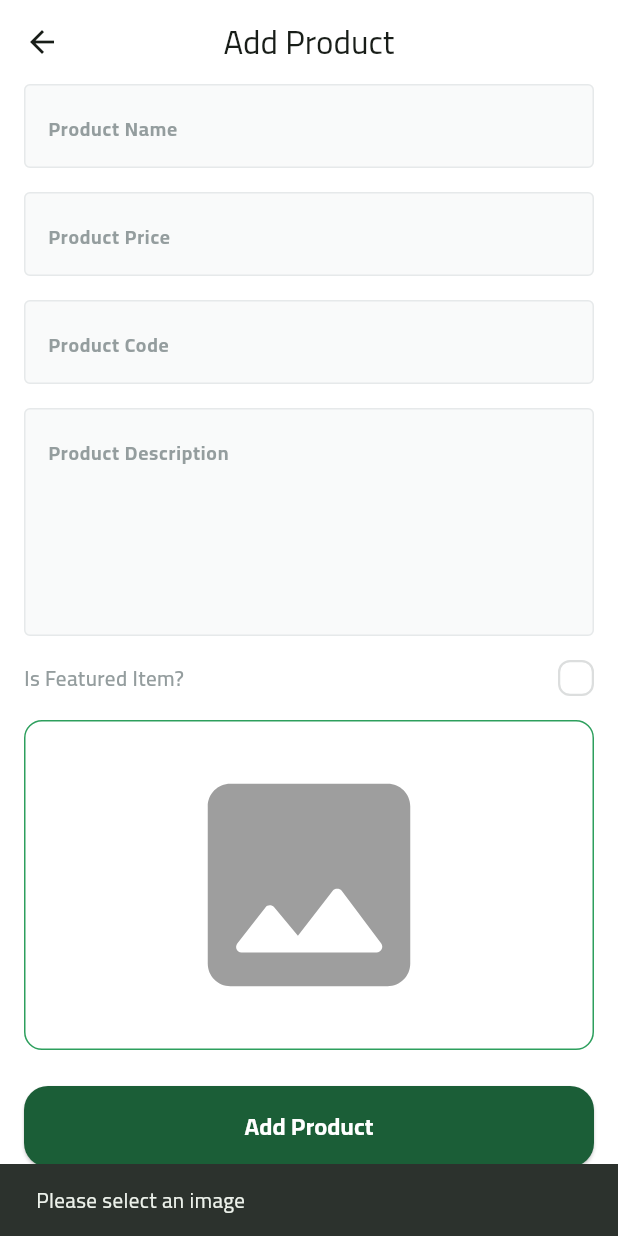
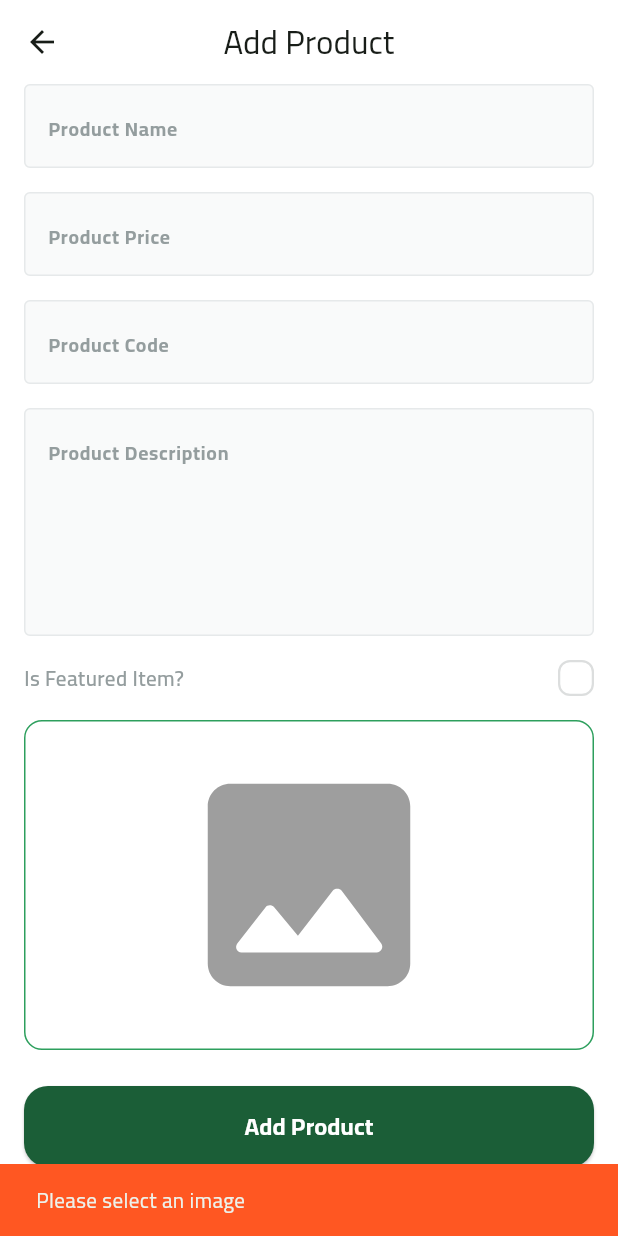
Before and after one commit to 3madhani/fruit_hub_dashboard, a Flutter app: the AddProductView screen opened by its route, after a tap on "Add Product", on a phone screen of 412 x 824 dp. Run offline on Flutter 3.47's test engine with Material 3 defaults, Android fonts, the phone set to English and light mode, and no system bars; drawn by our look-alikes of modal_progress_hud_nsn; our stand-ins replace cloud_firestore, dartz, firebase_core, firebase_storage, flutter_bloc, flutter_svg and 2 more; accounts and stored records are empty.

Commit message:
feat: Enhance snackbar functionality and implement loading indicator in add product view

```diff
--- a/lib/core/common/build_snack_bar.dart
+++ b/lib/core/common/build_snack_bar.dart
@@ -3,18 +3,21 @@ import 'package:flutter/material.dart';
 import '../utils/app_colors.dart';
 import '../utils/app_text_styles.dart';
 
-
-class BuildSnackBar{
+class BuildSnackBar {
   static void buildErrorSnackBar(BuildContext context, String error) {
     ScaffoldMessenger.of(context).showSnackBar(
-      SnackBar(duration: const Duration(seconds: 2), content: Text(error)),
+      SnackBar(
+        duration: const Duration(seconds: 2),
+        backgroundColor: Colors.deepOrange,
+        content: Text(error),
+      ),
     );
   }
 
   static void buildSuccessSnackBar(BuildContext context, String message) {
     ScaffoldMessenger.of(context).showSnackBar(
       SnackBar(
-        content:  Text(
+        content: Text(
           message,
           style: AppTextStyles.bold16,
           textAlign: TextAlign.center,
--- /dev/null
+++ b/lib/core/common/custom_progress_hud.dart
@@ -0,0 +1,29 @@
+import 'package:flutter/material.dart';
+
+import 'package:modal_progress_hud_nsn/modal_progress_hud_nsn.dart';
+
+import '../utils/app_colors.dart';
+
+class CustomProgressHUD extends StatelessWidget {
+  final bool isLoading;
+
+  final Widget child;
+  const CustomProgressHUD({
+    super.key,
+    required this.isLoading,
+    required this.child,
+  });
+
+  @override
+  Widget build(BuildContext context) {
+    return ModalProgressHUD(
+      progressIndicator: const CircularProgressIndicator(
+        strokeAlign: 2.5,
+        color: AppColors.primaryLightColor,
+        strokeWidth: 4,
+      ),
+      inAsyncCall: isLoading,
+      child: child,
+    );
+  }
+}
--- a/lib/feature/add_product/data/models/product_model.dart
+++ b/lib/feature/add_product/data/models/product_model.dart
@@ -35,7 +35,6 @@ class ProductModel {
     'title': title,
     'description': description,
     'price': price,
-    'image': image.path,
     'code': code,
     'isFeatured': isFeatured,
     'imageUrl': imageUrl,
--- a/lib/feature/add_product/presentation/view/add_product_view.dart
+++ b/lib/feature/add_product/presentation/view/add_product_view.dart
@@ -6,7 +6,7 @@ import 'package:fruit_hub_dashboard/feature/add_product/presentation/cubit/add_p
 import '../../../../core/common/custom_app_bar.dart';
 import '../../../../core/repos/images_repo/images_repo.dart';
 import '../../../../core/repos/products_repo/product_repo.dart';
-import 'widgets/add_product_view_body.dart';
+import 'widgets/add_product_view_body_bloc.dart';
 
 class AddProductView extends StatelessWidget {
   static const routeName = 'add-product';
@@ -18,11 +18,12 @@ class AddProductView extends StatelessWidget {
     return Scaffold(
       appBar: customAppBar(title: 'Add Product'),
       body: BlocProvider(
-        create: (context) => AddProductCubit(
-          productRepo: getIt.get<ProductRepo>(),
-          imagesRepo: getIt.get<ImagesRepo>(),
-        ),
-        child: const AddProductViewBody(),
+        create:
+            (context) => AddProductCubit(
+              productRepo: getIt.get<ProductRepo>(),
+              imagesRepo: getIt.get<ImagesRepo>(),
+            ),
+        child: const AddProductViewbodyBloc(),
       ),
     );
   }
--- /dev/null
+++ b/lib/feature/add_product/presentation/view/widgets/add_product_view_body_bloc.dart
@@ -0,0 +1,31 @@
+import 'package:flutter/material.dart';
+import 'package:flutter_bloc/flutter_bloc.dart';
+import 'package:fruit_hub_dashboard/core/common/custom_progress_hud.dart';
+
+import '../../../../../core/common/build_snack_bar.dart';
+import '../../cubit/add_product/add_product_cubit.dart';
+import 'add_product_view_body.dart';
+
+class AddProductViewbodyBloc extends StatelessWidget {
+  const AddProductViewbodyBloc({super.key});
+
+  @override
+  Widget build(BuildContext context) {
+    return BlocConsumer<AddProductCubit, AddProductState>(
+      listener: (context, state) {
+        if (state is AddProductSuccess) {
+          BuildSnackBar.buildSuccessSnackBar(context, state.message);
+        }
+        if (state is AddProductError) {
+          BuildSnackBar.buildErrorSnackBar(context, state.message);
+        }
+      },
+      builder: (context, state) {
+        return CustomProgressHUD(
+          isLoading: state is AddProductLoading,
+          child: const AddProductViewBody(),
+        );
+      },
+    );
+  }
+}
--- a/pubspec.yaml
+++ b/pubspec.yaml
@@ -20,6 +20,7 @@ dependencies:
   get_it: ^8.0.3
   image_picker: ^1.1.2
   intl: ^0.19.0
+  modal_progress_hud_nsn: ^0.5.1
   path: ^1.9.1
 
 dev_dependencies:
```
Also changed, not shown: pubspec.lock.
